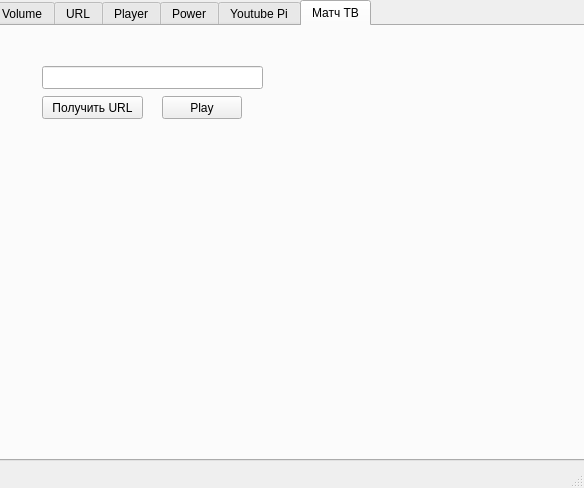
Qt form kodigui.ui (definitly486/KodiGui) before a commit.
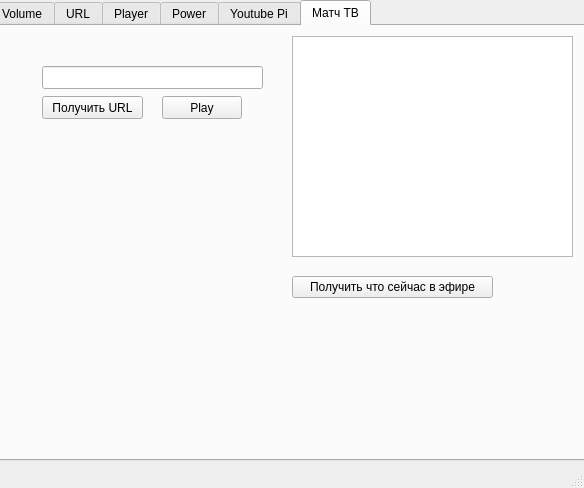
The same form after that commit. Icons and pictures are not drawn.

Commit message: добавлено получение информация о прямом эфире 	изменено:      kodigui.pro.user 	изменено:      kodigui.ui 	изменено:      mainwindow.cpp 	изменено:      mainwindow.h

```diff
--- a/kodigui.ui
+++ b/kodigui.ui
@@ -428,6 +428,29 @@
        <string>Play</string>
       </property>
      </widget>
+     <widget class="QTextBrowser" name="textBrowseronairnow">
+      <property name="geometry">
+       <rect>
+        <x>300</x>
+        <y>10</y>
+        <width>281</width>
+        <height>221</height>
+       </rect>
+      </property>
+     </widget>
+     <widget class="QPushButton" name="getonairnow">
+      <property name="geometry">
+       <rect>
+        <x>300</x>
+        <y>250</y>
+        <width>201</width>
+        <height>22</height>
+       </rect>
+      </property>
+      <property name="text">
+       <string>Получить что сейчас в эфире</string>
+      </property>
+     </widget>
     </widget>
    </widget>
   </widget>
```
Left out of the diff: 4 changed lines with no effect on the pictures. The commit also changes 3 other files.
